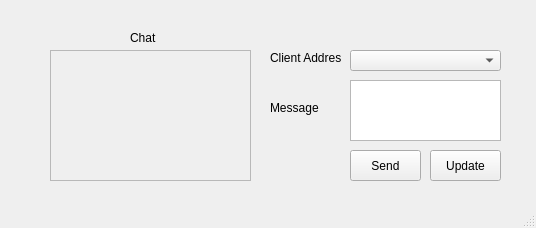
Before: the Qt Designer form PySocketClient/pyClient.ui in Artyom2302/ClientServerApp, drawn with Qt 5.
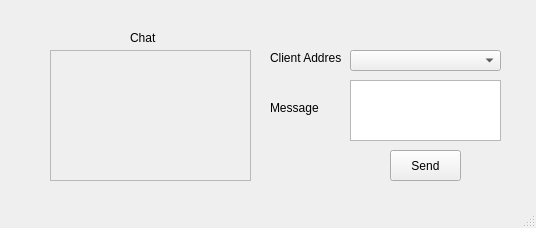
After: the same form once the commit is applied.

```diff
--- a/PySocketClient/pyClient.ui
+++ b/PySocketClient/pyClient.ui
@@ -23,7 +23,7 @@
    <widget class="QPushButton" name="sendBtn">
     <property name="geometry">
      <rect>
-      <x>350</x>
+      <x>390</x>
       <y>150</y>
       <width>71</width>
       <height>31</height>
@@ -56,19 +56,6 @@
      </rect>
     </property>
    </widget>
-   <widget class="QPushButton" name="updateBtn">
-    <property name="geometry">
-     <rect>
-      <x>430</x>
-      <y>150</y>
-      <width>71</width>
-      <height>31</height>
-     </rect>
-    </property>
-    <property name="text">
-     <string>Update</string>
-    </property>
-   </widget>
    <widget class="QTextEdit" name="messageBox">
     <property name="enabled">
      <bool>true</bool>
```
